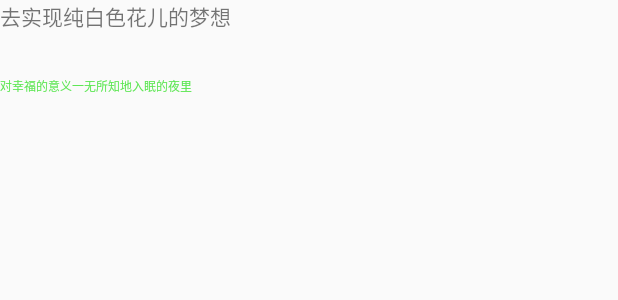
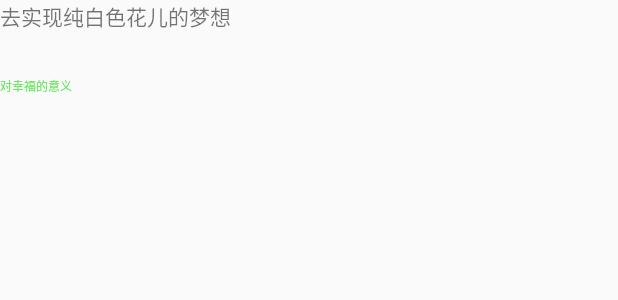
Before and after one commit to JNova-J/Demo, an Android app: the layout item_home_list.xml on its own in the app's theme, with its tools: preview values and no code run, on a phone screen of 412 x 824 dp. Shown: the top 300 px of the screen. Run offline under Robolectric (Android 15) with nearby library versions, the phone set to English and light mode, and no system bars.

Commit message:
Initial commit

```diff
--- a/Demo319/app/src/main/res/layout/item_home_list.xml
+++ b/Demo319/app/src/main/res/layout/item_home_list.xml
@@ -15,7 +15,7 @@
         android:id="@+id/tv_context"
         android:layout_width="wrap_content"
         android:layout_height="wrap_content"
-        android:text="对幸福的意义一无所知地入眠的夜里"
+        android:text="对幸福的意义"
         app:layout_constraintTop_toBottomOf="@id/tv_name"
         app:layout_constraintLeft_toLeftOf="parent"
         android:paddingTop="30dp"
```
